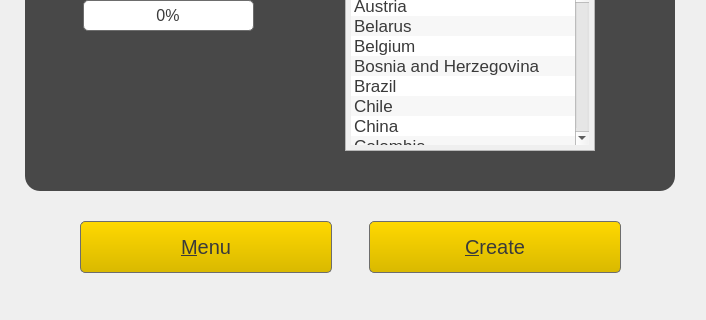
This is sources/FootballEditor16/GUIApp/createcompdialog.ui in vaddya/FootballEditor16 as Qt 5 draws it before an edit; both pictures show x 150 to 856 and y 330 to 650 of the 1000 by 650 pixel window. The edited form follows.
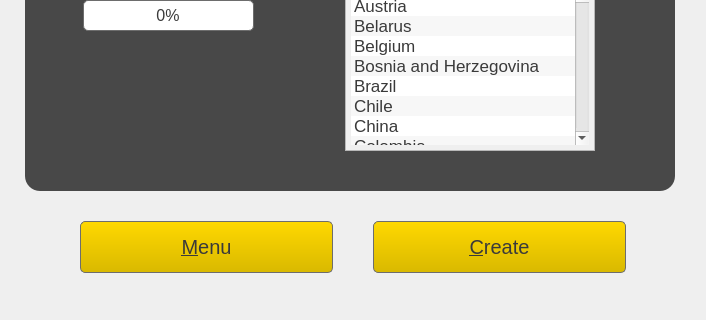
This is the edited form. Icons and pictures are not drawn.

Patch:
```diff
--- a/sources/FootballEditor16/GUIApp/createcompdialog.ui
+++ b/sources/FootballEditor16/GUIApp/createcompdialog.ui
@@ -25,6 +25,24 @@
   <property name="styleSheet">
    <string notr="true">#CreateCompDialog {
 	background: url(:/settings_background.jpg)  no-repeat center center fixed;
+}
+
+QPushButton { 
+	border: 1px solid #6d6d6d transparent;
+	background: qlineargradient(x1: 0, y1: 1, x2: 0, y2: 0,  stop: 0 #d9b900, stop: 1 #ffd800);
+	border-radius: 5px;
+	color: #3a3a3a;
+	font-size: 20px;
+	height: 50px;
+	width: 250px;
+}
+
+QPushButton:hover { 
+	background-color: #ffd800;
+}
+
+QPushButton:pressed {
+	background-color: #d9b900;
 }</string>
   </property>
   <widget class="QWidget" name="layoutWidget">
@@ -32,53 +50,27 @@
     <rect>
      <x>230</x>
      <y>550</y>
-     <width>541</width>
+     <width>546</width>
      <height>54</height>
     </rect>
    </property>
    <layout class="QHBoxLayout" name="lauoutButtons">
+    <property name="spacing">
+     <number>40</number>
+    </property>
     <item>
      <widget class="QPushButton" name="btnMenu">
       <property name="cursor">
        <cursorShape>PointingHandCursor</cursorShape>
       </property>
       <property name="styleSheet">
-       <string notr="true">QPushButton { 
-	border: 1px solid #6d6d6d transparent;
-	background: qlineargradient(x1: 0, y1: 1, x2: 0, y2: 0,  stop: 0 #d9b900, stop: 1 #ffd800);
-	border-radius: 5px;
-	color: #3a3a3a;
-	font-size: 20px;
-	height: 50px;
-	width: 250px;
-}
-
-QPushButton:hover { 
-	background-color: #ffd800;
-}
-
-QPushButton:pressed {
-	background-color: #d9b900;
-}</string>
+       <string notr="true"/>
       </property>
       <property name="text">
        <string>&amp;Menu</string>
       </property>
      </widget>
     </item>
-    <item>
-     <spacer name="horizontalSpacer">
-      <property name="orientation">
-       <enum>Qt::Horizontal</enum>
-      </property>
-      <property name="sizeHint" stdset="0">
-       <size>
-        <width>40</width>
-        <height>20</height>
-       </size>
-      </property>
-     </spacer>
-    </item>
     <item>
      <widget class="QPushButton" name="btnCreate">
       <property name="enabled">
@@ -88,23 +80,7 @@
        <cursorShape>PointingHandCursor</cursorShape>
       </property>
       <property name="styleSheet">
-       <string notr="true">QPushButton { 
-	border: 1px solid #6d6d6d transparent;
-	background: qlineargradient(x1: 0, y1: 1, x2: 0, y2: 0,  stop: 0 #d9b900, stop: 1 #ffd800);
-	border-radius: 5px;
-	color: #3a3a3a;
-	font-size: 20px;
-	height: 50px;
-	width: 250px;
-}
-
-QPushButton:hover { 
-	background-color: #ffd800;
-}
-
-QPushButton:pressed {
-	background-color: #d9b900;
-}</string>
+       <string notr="true"/>
       </property>
       <property name="text">
        <string>&amp;Create</string>
```
